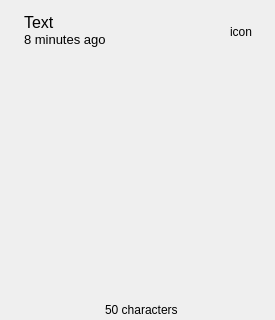
The window that widget/ClipboardItemInnerWidget.ui (SeptemberHX/MPaste) describes before a commit, drawn with Qt 5.
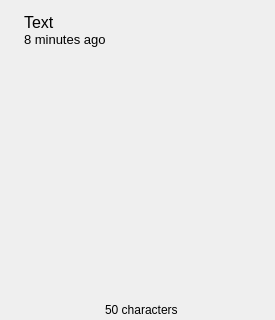
The same window after the commit.

The edit to the form file:
```diff
--- a/widget/ClipboardItemInnerWidget.ui
+++ b/widget/ClipboardItemInnerWidget.ui
@@ -137,7 +137,7 @@
          </size>
         </property>
         <property name="text">
-         <string>icon</string>
+         <string/>
         </property>
         <property name="alignment">
          <set>Qt::AlignCenter</set>
```
